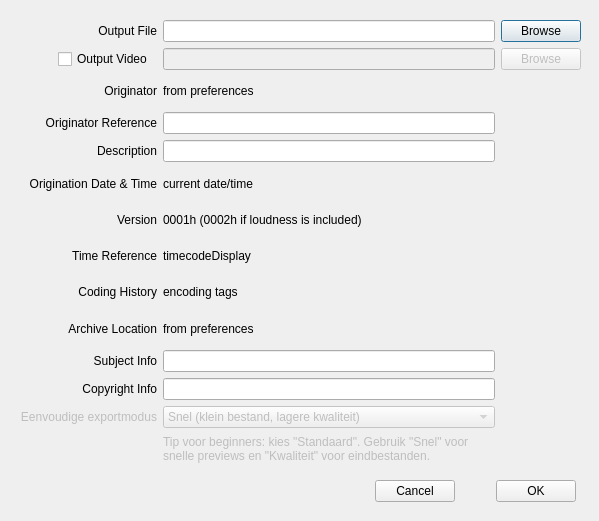
This is extractdialog.ui in stoefer/aeo-light as Qt 5 draws it before an edit. The edited form follows.
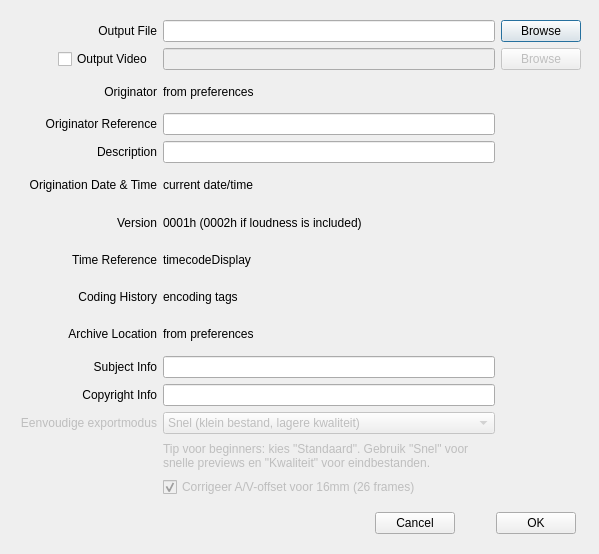
This is the edited form.

Commit message: Add optional 16mm 26-frame AV sync correction for mp4 export

```diff
--- a/extractdialog.ui
+++ b/extractdialog.ui
@@ -7,7 +7,7 @@
     <x>0</x>
     <y>0</y>
     <width>599</width>
-    <height>521</height>
+    <height>554</height>
    </rect>
   </property>
   <property name="windowTitle">
@@ -19,7 +19,7 @@
      <x>20</x>
      <y>20</y>
      <width>561</width>
-     <height>444</height>
+     <height>477</height>
     </rect>
    </property>
    <layout class="QGridLayout" name="gridLayout">
@@ -284,13 +284,26 @@
       </property>
      </widget>
     </item>
+    <item row="14" column="1">
+     <widget class="QCheckBox" name="avOffsetCorrectionCheckBox">
+      <property name="enabled">
+       <bool>false</bool>
+      </property>
+      <property name="text">
+       <string>Corrigeer A/V-offset voor 16mm (26 frames)</string>
+      </property>
+      <property name="checked">
+       <bool>true</bool>
+      </property>
+     </widget>
+    </item>
    </layout>
   </widget>
   <widget class="QWidget" name="horizontalLayoutWidget">
    <property name="geometry">
     <rect>
      <x>375</x>
-     <y>475</y>
+     <y>507</y>
      <width>201</width>
      <height>32</height>
     </rect>
```
Left out of the diff: 1 changed line with no effect on the pictures. The commit also changes 4 other files.
